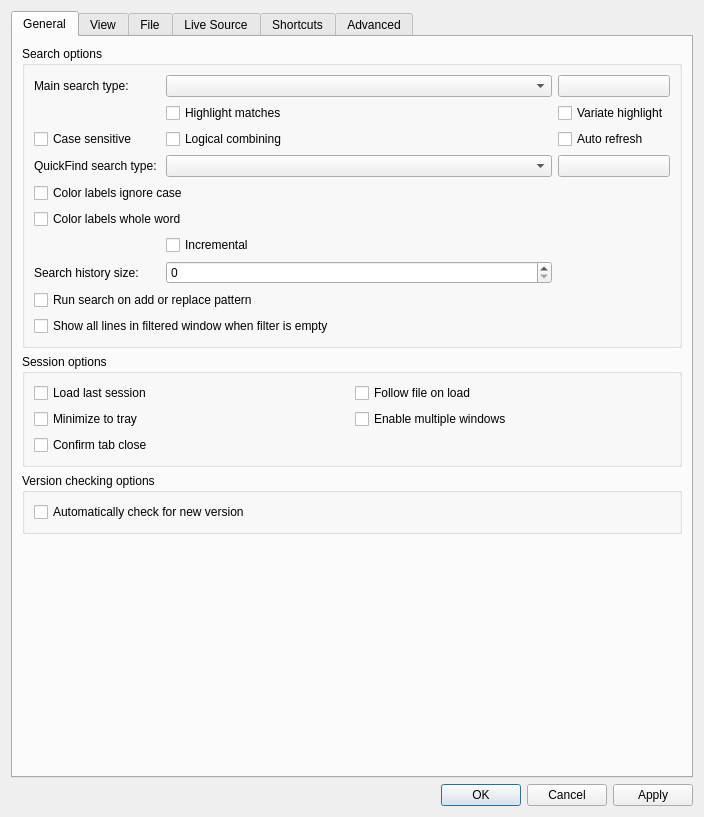
This is src/ui/include/optionsdialog.ui in ZEACENT/klogg as Qt 5 draws it before an edit. The edited form follows.
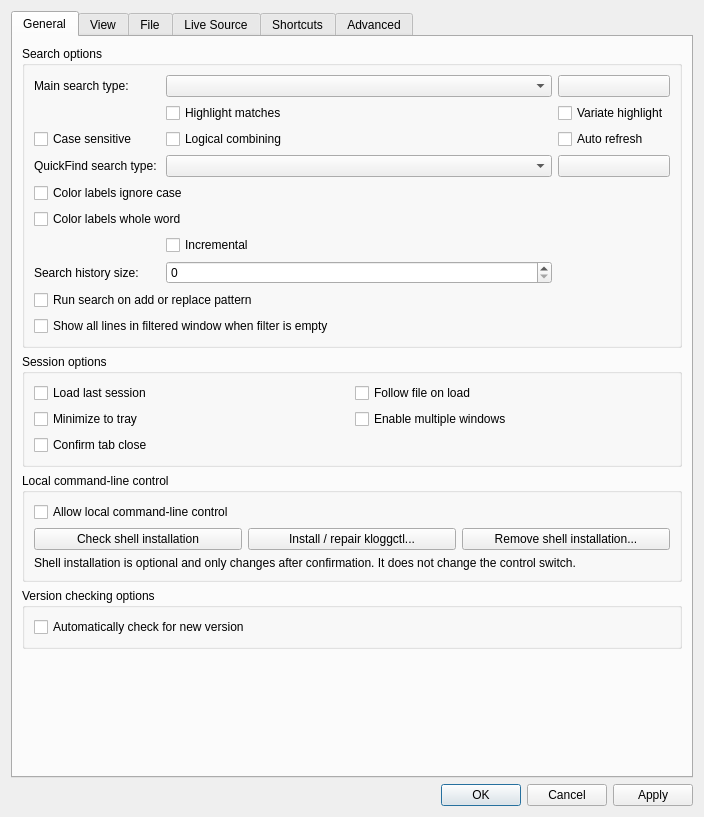
This is the edited form.

```diff
--- a/src/ui/include/optionsdialog.ui
+++ b/src/ui/include/optionsdialog.ui
@@ -231,6 +231,55 @@
          </layout>
         </widget>
        </item>
+       <item>
+        <widget class="QGroupBox" name="localControlBox">
+         <property name="title">
+          <string>Local command-line control</string>
+         </property>
+         <layout class="QVBoxLayout" name="localControlLayout">
+          <item>
+           <widget class="QCheckBox" name="localControlEnabledCheckBox">
+            <property name="text">
+             <string>Allow local command-line control</string>
+            </property>
+            <property name="toolTip">
+             <string>Programs running as your operating-system user can inspect and modify the same review state. No per-program authorization prompts are shown. Disabling control closes its local endpoint and discards pending transactions.</string>
+            </property>
+           </widget>
+          </item>
+          <item>
+           <layout class="QHBoxLayout" name="controlCliButtonsLayout">
+            <item>
+             <widget class="QPushButton" name="controlCliCheckButton">
+              <property name="text"><string>Check shell installation</string></property>
+              <property name="autoDefault"><bool>false</bool></property>
+             </widget>
+            </item>
+            <item>
+             <widget class="QPushButton" name="controlCliInstallButton">
+              <property name="text"><string>Install / repair kloggctl...</string></property>
+              <property name="autoDefault"><bool>false</bool></property>
+             </widget>
+            </item>
+            <item>
+             <widget class="QPushButton" name="controlCliRemoveButton">
+              <property name="text"><string>Remove shell installation...</string></property>
+              <property name="autoDefault"><bool>false</bool></property>
+             </widget>
+            </item>
+           </layout>
+          </item>
+          <item>
+           <widget class="QLabel" name="controlCliStatusLabel">
+            <property name="text"><string>Shell installation is optional and only changes after confirmation. It does not change the control switch.</string></property>
+            <property name="textFormat"><enum>Qt::PlainText</enum></property>
+            <property name="wordWrap"><bool>true</bool></property>
+            <property name="textInteractionFlags"><set>Qt::TextSelectableByMouse</set></property>
+           </widget>
+          </item>
+         </layout>
+        </widget>
+       </item>
        <item>
         <widget class="QGroupBox" name="versionCheckingBox">
          <property name="title">
```
